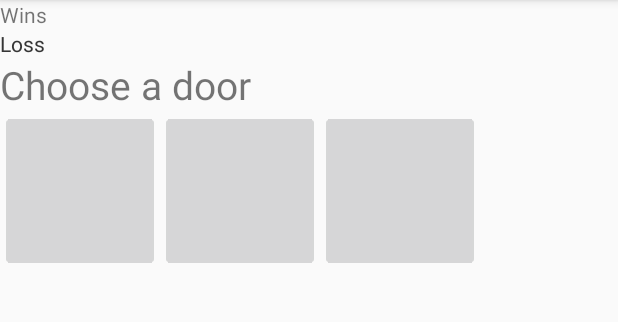
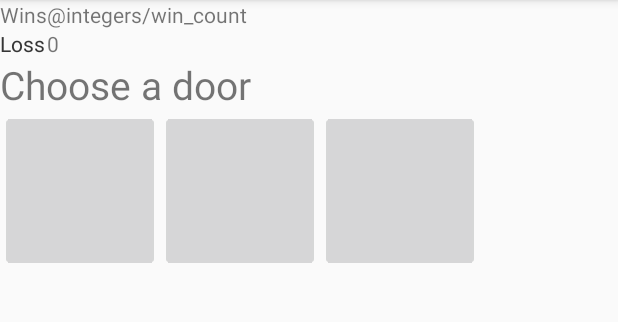
Before and after one commit to BlairChampion/CS450Fall18_HW2_MontyHall, an Android app: the GameFragment screen opened directly, with no data from a screen before it, on a phone screen of 412 x 824 dp, the part 84-406 px from its top. Run offline under Robolectric (Android 15) with nearby library versions, the phone set to English and light mode, and no system bars; pictures from the network do not load.

Commit message:
Win counter and Loss Counter added

```diff
--- a/app/src/main/java/edu/stlawu/cs450fall18_hw2_montyhall/GameFragment.java
+++ b/app/src/main/java/edu/stlawu/cs450fall18_hw2_montyhall/GameFragment.java
@@ -29,6 +29,8 @@ public class GameFragment extends Fragment {
     private int choicecounter = 0;
     private int selecteddoor = 0;
     private int closeddoor = 0;
+    private int win_count = 0;
+    private int loss_count = 0;
 
     public GameFragment() {
         // Required empty public constructor
@@ -113,6 +115,7 @@ public class GameFragment extends Fragment {
 
                         if (doornumber == 0) {
                             door1.setImageLevel(2);
+                            win_count++;
 
                             soundPool.play(carSound, 1f,
                                     1f, 1, 0, 1f);
@@ -127,6 +130,7 @@ public class GameFragment extends Fragment {
 
                         } else {
                             door1.setImageLevel(3);
+                            loss_count++;
 
                             soundPool.play(goatSound, 1f,
                                     1f, 1, 0, 1f);
@@ -195,6 +199,7 @@ public class GameFragment extends Fragment {
 
                         if (doornumber == 1) {
                             door2.setImageLevel(2);
+                            win_count++;
 
                             soundPool.play(carSound, 1f,
                                     1f, 1, 0, 1f);
@@ -209,6 +214,7 @@ public class GameFragment extends Fragment {
 
                         } else {
                             door2.setImageLevel(3);
+                            loss_count++;
 
                             soundPool.play(goatSound, 1f,
                                     1f, 1, 0, 1f);
@@ -276,6 +282,7 @@ public class GameFragment extends Fragment {
 
                         if (doornumber == 2) {
                             door3.setImageLevel(2);
+                            win_count++;
 
                             soundPool.play(carSound, 1f,
                                     1f, 1, 0, 1f);
@@ -290,6 +297,7 @@ public class GameFragment extends Fragment {
 
                         } else {
                             door3.setImageLevel(3);
+                            loss_count++;
 
                             soundPool.play(goatSound, 1f,
                                     1f, 1, 0, 1f);
--- a/app/src/main/res/layout-land/fragment_game.xml
+++ b/app/src/main/res/layout-land/fragment_game.xml
@@ -29,7 +29,15 @@
                 android:layout_row="1"
                 android:text="@string/loss"/>
 
-            <!-- finish grid layout -->
+            <TextView
+                android:layout_column="1"
+                android:layout_row="0"
+                android:text="0"/>
+
+            <TextView
+                android:layout_column="1"
+                android:layout_row="1"
+                android:text="0"/>
 
         </GridLayout>
 
--- a/app/src/main/res/layout/fragment_game.xml
+++ b/app/src/main/res/layout/fragment_game.xml
@@ -29,7 +29,15 @@
                 android:layout_row="1"
                 android:text="@string/loss"/>
 
-            <!-- finish grid layout -->
+            <TextView
+                android:layout_column="1"
+                android:layout_row="0"
+                android:text="@integers/win_count"/>
+
+            <TextView
+                android:layout_column="1"
+                android:layout_row="1"
+                android:text="0"/>
 
         </GridLayout>
 
--- /dev/null
+++ b/app/src/main/res/values/integers.xml
@@ -0,0 +1,5 @@
+<?xml version="1.0" encoding="utf-8"?>
+<resources>
+    <integer name="win_count">0</integer>
+    <integer name="loss_count">0</integer>
+</resources>
```
